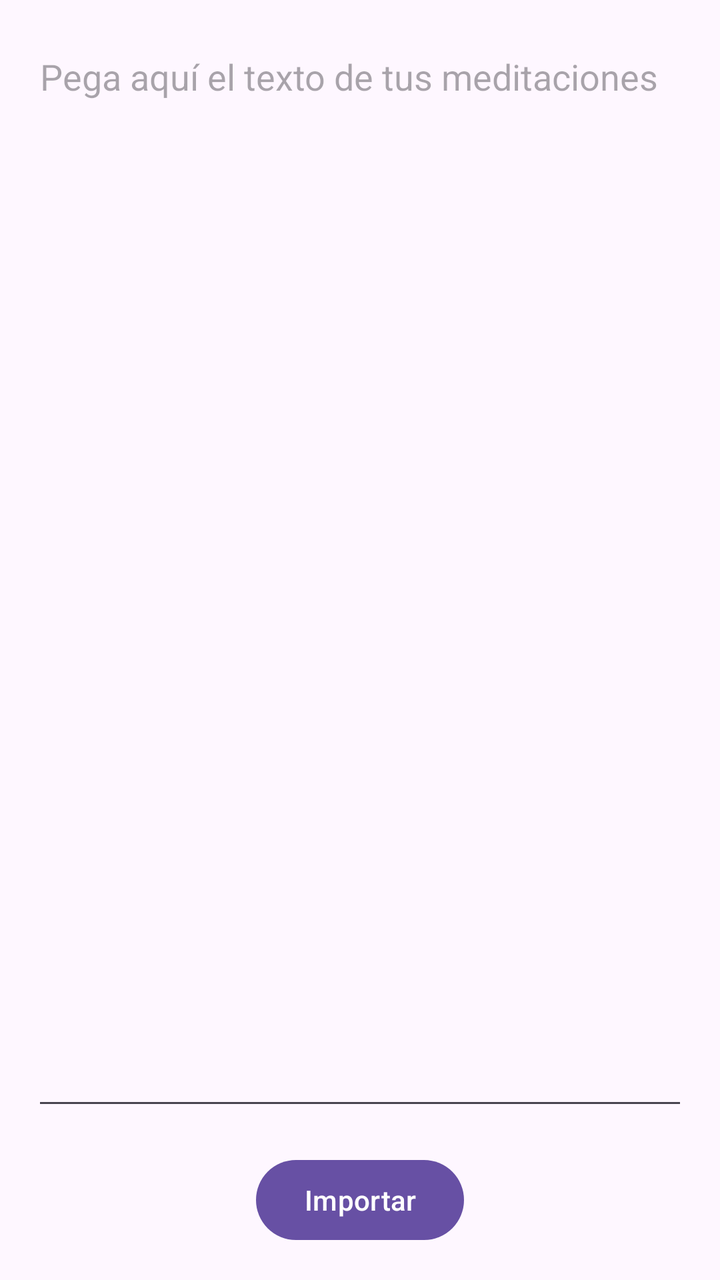
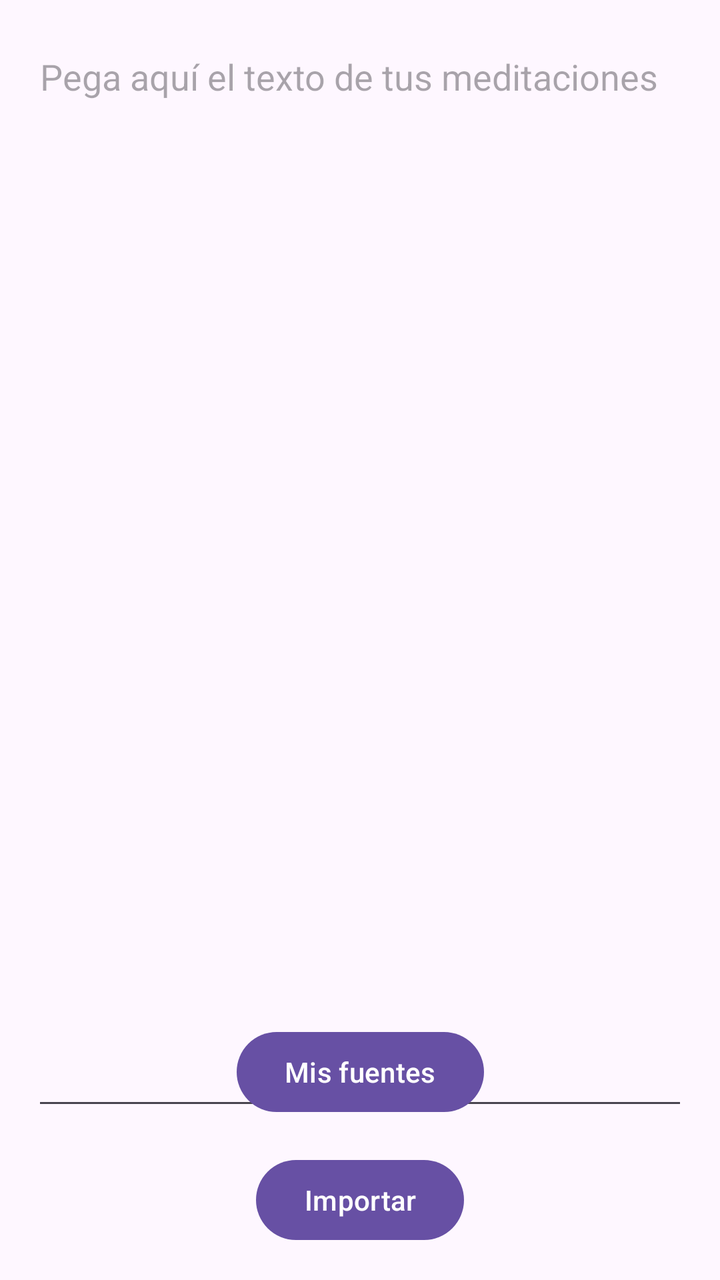

Compare the two renders of this Android layout. The source of the first and the diff that turns it into the second are given below.
<!-- AndroidManifest.xml: application theme Theme.TaEisHeauton -->
<!-- res/layout/activity_main.xml -->
<?xml version="1.0" encoding="utf-8"?>
<androidx.constraintlayout.widget.ConstraintLayout xmlns:android="http://schemas.android.com/apk/res/android"
    xmlns:app="http://schemas.android.com/apk/res-auto"
    xmlns:tools="http://schemas.android.com/tools"
    android:layout_width="match_parent"
    android:layout_height="match_parent"
    tools:context=".MainActivity">

    <EditText
        android:id="@+id/inputText"
        android:layout_width="0dp"
        android:layout_height="0dp"
        android:gravity="top|start"
        android:hint="Pega aquí el texto de tus meditaciones"
        android:inputType="textMultiLine"
        android:scrollbars="vertical"
        app:layout_constraintTop_toTopOf="parent"
        app:layout_constraintBottom_toTopOf="@id/importButton"
        app:layout_constraintStart_toStartOf="parent"
        app:layout_constraintEnd_toEndOf="parent"
        android:layout_margin="16dp" />


    <Button
        android:id="@+id/importButton"
        android:layout_width="wrap_content"
        android:layout_height="wrap_content"
        android:text="Importar"
        app:layout_constraintBottom_toBottomOf="parent"
        app:layout_constraintStart_toStartOf="parent"
        app:layout_constraintEnd_toEndOf="parent"
        android:layout_margin="16dp" />

</androidx.constraintlayout.widget.ConstraintLayout>
<!-- resources referenced by this layout -->
<resources>
  <style name="Theme.TaEisHeauton" parent="Base.Theme.TaEisHeauton" />
  <style name="Base.Theme.TaEisHeauton" parent="Theme.Material3.DayNight.NoActionBar">
          
          
      </style>
</resources>

<!-- the commit's change to res/layout/activity_main.xml (unified diff, before → after) -->
@@ -20,6 +20,15 @@
         app:layout_constraintEnd_toEndOf="parent"
         android:layout_margin="16dp" />
 
+    <Button
+        android:id="@+id/sourceListButton"
+        android:layout_width="wrap_content"
+        android:layout_height="wrap_content"
+        android:text="Mis fuentes"
+        app:layout_constraintBottom_toTopOf="@id/importButton"
+        app:layout_constraintStart_toStartOf="parent"
+        app:layout_constraintEnd_toEndOf="parent"
+        android:layout_margin="16dp" />
 
     <Button
         android:id="@+id/importButton"
@@ -31,4 +40,6 @@
         app:layout_constraintEnd_toEndOf="parent"
         android:layout_margin="16dp" />
 
+
+
 </androidx.constraintlayout.widget.ConstraintLayout>
